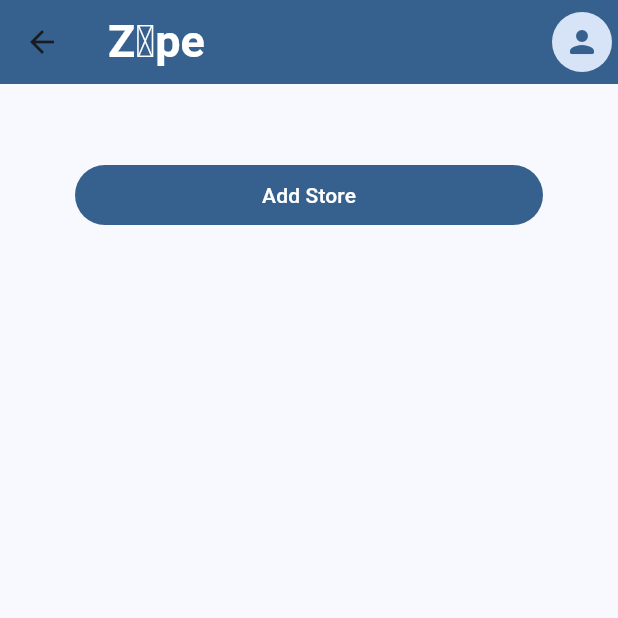
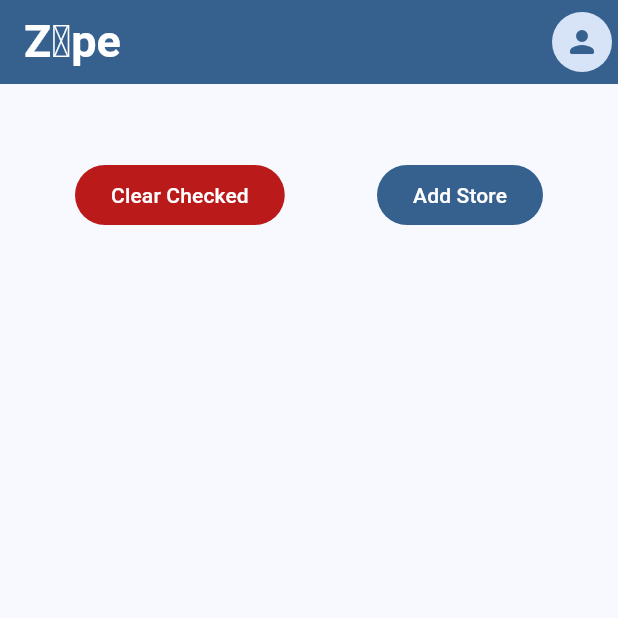
Before and after one commit to Nianzu/zope, a Flutter app: the MyHomePage screen opened by its route, on a phone screen of 412 x 824 dp, the top half of it. Run offline on Flutter 3.47's test engine with Material 3 defaults, Android fonts, the phone set to English and light mode, and no system bars; our stand-ins replace cloud_firestore, firebase_auth, firebase_core; missing offline and left inert: dart:ffi; accounts and stored records are empty; generated files the repository leaves out were written again.

Commit message:
Added ability to clear checked items

```diff
--- a/zope_application/lib/main.dart
+++ b/zope_application/lib/main.dart
@@ -107,6 +107,17 @@ class StoreItem {
   void delete() async {
     await db.collection("stores").doc(id).delete();
   }
+
+  void clearChecked() async {
+    for (var key in map.keys) {
+      if (map[key]!["value"] as bool) {
+        db
+            .collection("stores")
+            .doc(id)
+            .update({"items.${key}": FieldValue.delete()});
+      }
+    }
+  }
 }
 
 class StoreList {
@@ -144,6 +155,12 @@ class StoreList {
     };
     print(newStore);
     db.collection("stores").add(newStore);
+  }
+
+  void clearChecked() {
+    for (StoreItem store in list) {
+      store.clearChecked();
+    }
   }
 }
 
@@ -258,6 +275,7 @@ class _MyHomePageState extends State<MyHomePage> {
   Widget build(BuildContext context) {
     return Scaffold(
       appBar: AppBar(
+        automaticallyImplyLeading: false,
         backgroundColor: Theme.of(context).colorScheme.primary,
         title: Text(
           widget.title,
@@ -299,11 +317,31 @@ class _MyHomePageState extends State<MyHomePage> {
               Padding(
                 padding: const EdgeInsets.only(
                     left: 50.0, right: 50.0, top: 50.0, bottom: 50),
-                child: FilledButton(
-                    onPressed: () {
-                      _addStoreDialog(context);
-                    },
-                    child: const Text("Add Store")),
+                child: Row(
+                  mainAxisAlignment: MainAxisAlignment.center,
+                  children: [
+                    FilledButton(
+                        onPressed: () {
+                          ScaffoldMessenger.of(context).showSnackBar(
+                              const SnackBar(
+                                  content: Text(
+                                      'Please hold "Clear Checked" to confirm')));
+                        },
+                        onLongPress: () {
+                          _stores.clearChecked();
+                        },
+                        style: FilledButton.styleFrom(
+                          backgroundColor: Theme.of(context).colorScheme.error,
+                        ),
+                        child: const Text("Clear Checked")),
+                    Spacer(),
+                    FilledButton(
+                        onPressed: () {
+                          _addStoreDialog(context);
+                        },
+                        child: const Text("Add Store")),
+                  ],
+                ),
               )
             ]
                 // https://stackoverflow.com/questions/21826342/how-do-i-combine-two-lists-in-dart
```
